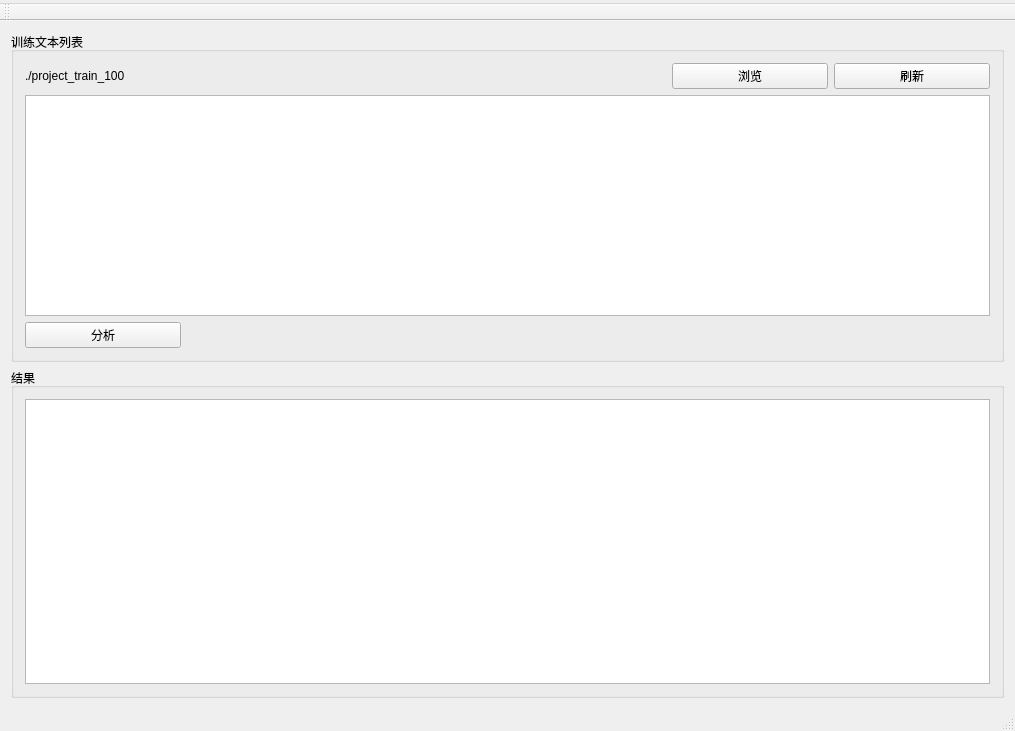
First picture: the form in qt/ChineseOrientationAnalysis/mainwindow.ui, repository thinkingl/thinkingl-code-lib, before the edit.
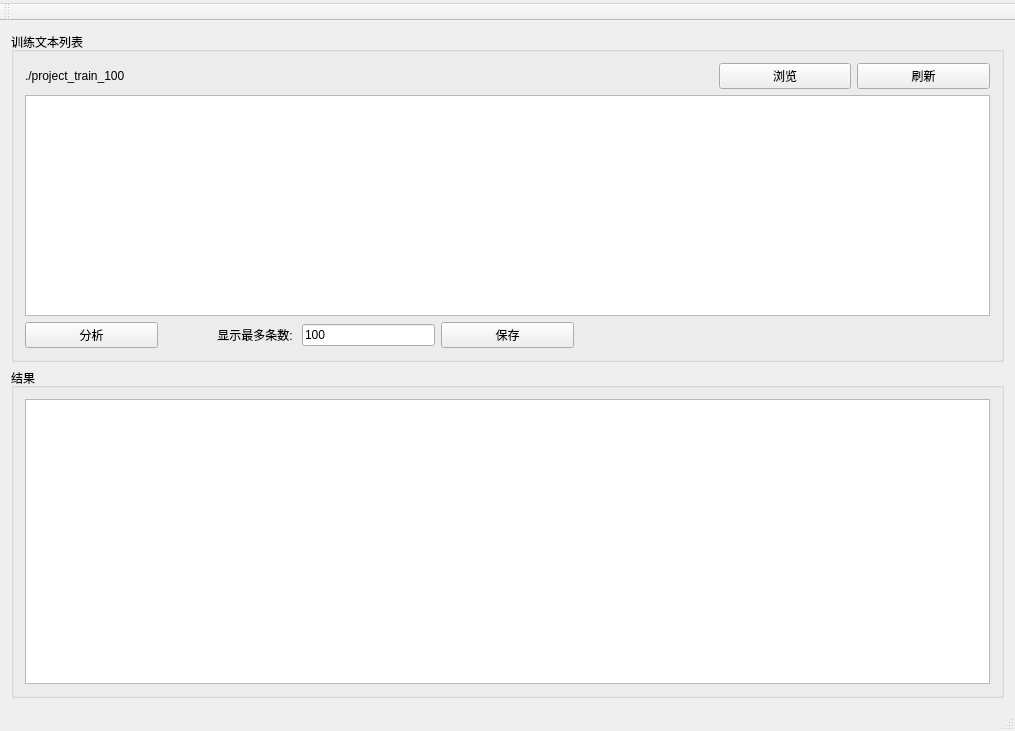
Second picture: the form after the edit.

```diff
--- a/qt/ChineseOrientationAnalysis/mainwindow.ui
+++ b/qt/ChineseOrientationAnalysis/mainwindow.ui
@@ -25,28 +25,28 @@
         <string>训练文本列表</string>
        </property>
        <layout class="QGridLayout" name="gridLayout_2">
-        <item row="0" column="0" colspan="3">
+        <item row="0" column="0" colspan="4">
          <widget class="QLabel" name="labelTrainningFileDir">
           <property name="text">
            <string>./project_train_100</string>
           </property>
          </widget>
         </item>
-        <item row="0" column="4">
+        <item row="0" column="5">
          <widget class="QPushButton" name="pushButtonExplorer">
           <property name="text">
            <string>浏览</string>
           </property>
          </widget>
         </item>
-        <item row="0" column="5">
+        <item row="0" column="6">
          <widget class="QPushButton" name="pushButtonUpdate">
           <property name="text">
            <string>刷新</string>
           </property>
          </widget>
         </item>
-        <item row="1" column="0" colspan="6">
+        <item row="1" column="0" colspan="7">
          <widget class="QListView" name="trainTextFileListView"/>
         </item>
         <item row="2" column="0">
@@ -56,6 +56,39 @@
           </property>
          </widget>
         </item>
+        <item row="2" column="1">
+         <widget class="QLabel" name="label">
+          <property name="text">
+           <string>显示最多条数: </string>
+          </property>
+          <property name="alignment">
+           <set>Qt::AlignRight|Qt::AlignTrailing|Qt::AlignVCenter</set>
+          </property>
+         </widget>
+        </item>
+        <item row="2" column="2">
+         <widget class="QLineEdit" name="lineEditMaxNum">
+          <property name="sizePolicy">
+           <sizepolicy hsizetype="Preferred" vsizetype="Fixed">
+            <horstretch>0</horstretch>
+            <verstretch>0</verstretch>
+           </sizepolicy>
+          </property>
+          <property name="inputMethodHints">
+           <set>Qt::ImhPreferNumbers</set>
+          </property>
+          <property name="text">
+           <string>100</string>
+          </property>
+         </widget>
+        </item>
+        <item row="2" column="3">
+         <widget class="QPushButton" name="pushButtonSave">
+          <property name="text">
+           <string>保存</string>
+          </property>
+         </widget>
+        </item>
        </layout>
       </widget>
      </widget>
@@ -80,7 +113,7 @@
      <x>0</x>
      <y>0</y>
      <width>1015</width>
-     <height>21</height>
+     <height>17</height>
     </rect>
    </property>
    <widget class="QMenu" name="menu_1110332040">
```
Left out of the diff: 4 changed lines with no effect on the pictures.
